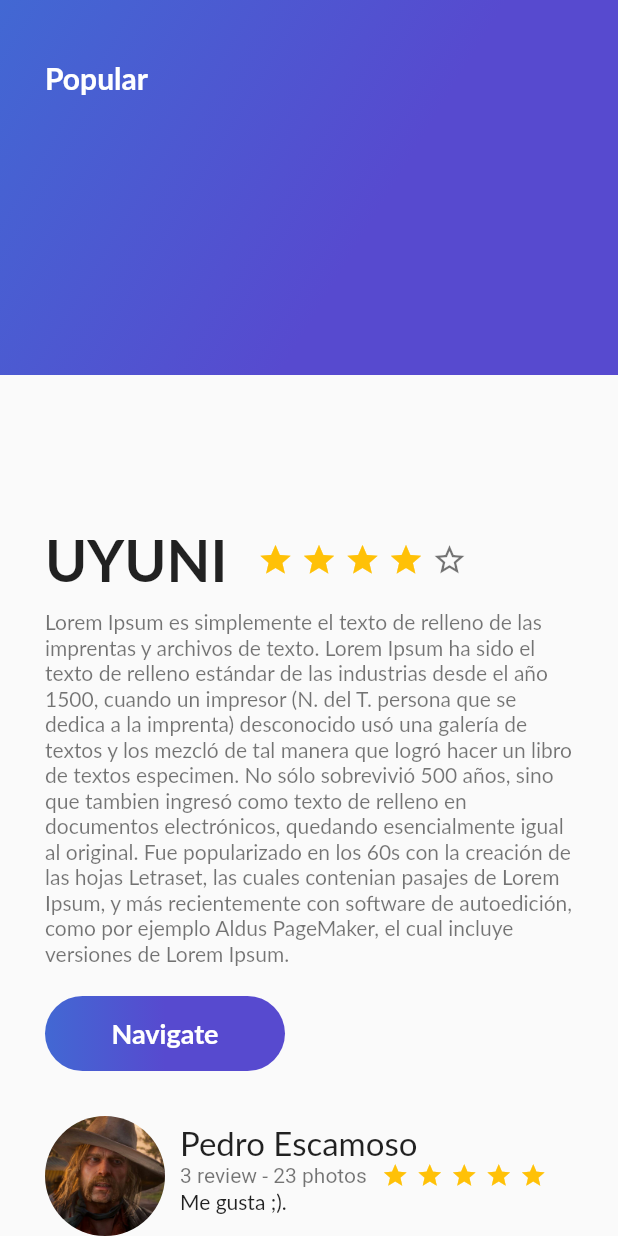
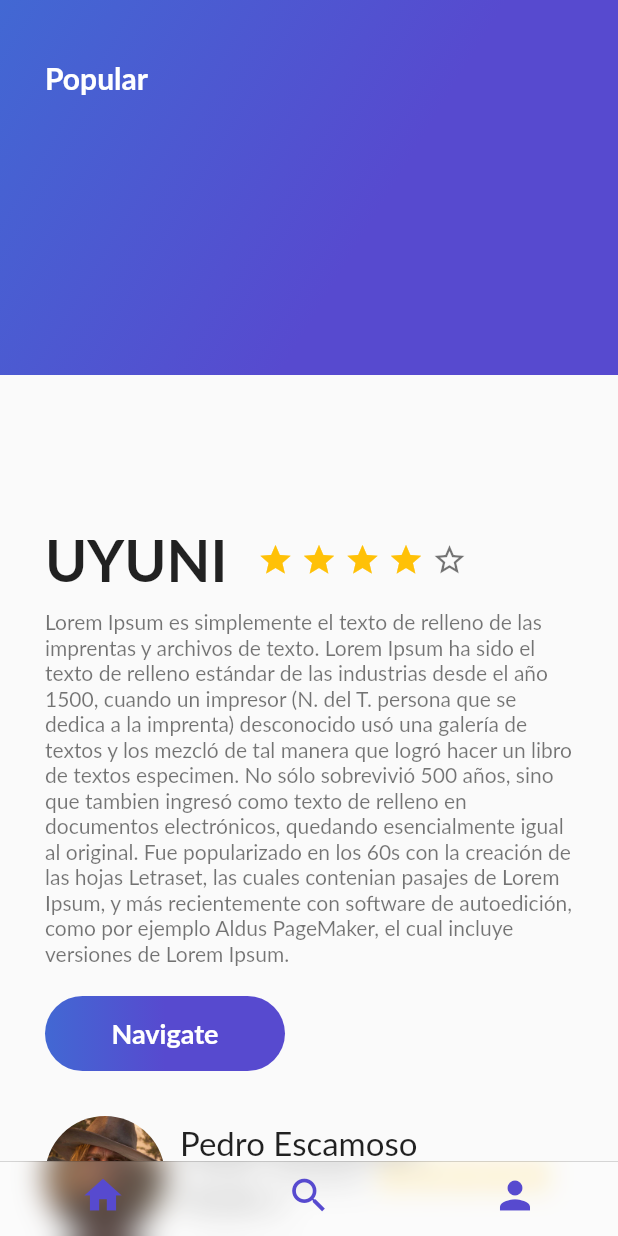
Before and after one commit to VFZambrana/proyecto-places, a Flutter app: the screen it shows after launch, on a phone screen of 412 x 824 dp. Run offline on Flutter 3.47's test engine with Material 2 defaults, Android fonts, the phone set to English and light mode, and no system bars; Roboto replaces fonts that are missing (Lato, lato).

Commit message:
Practica - BottomNavigationBar y CupertinoTabScaffold

```diff
--- a/lib/main.dart
+++ b/lib/main.dart
@@ -1,4 +1,6 @@
 import 'package:flutter/material.dart';
+import 'package:places_proyecto/places.dart';
+import 'package:places_proyecto/places_cupertino.dart';
 
 import 'home.dart';
 
@@ -15,7 +17,7 @@ class MyApp extends StatelessWidget {
           primarySwatch: Colors.blue,
           visualDensity: VisualDensity.adaptivePlatformDensity
       ),
-      home: MyHome(),
+      home: PlacesCupertino(),
     );
   }
 }
--- /dev/null
+++ b/lib/places_cupertino.dart
@@ -0,0 +1,68 @@
+import 'package:flutter/material.dart';
+import 'package:flutter/cupertino.dart';
+import 'package:places_proyecto/Home.dart';
+import 'package:places_proyecto/profile_places.dart';
+import 'package:places_proyecto/search_places.dart';
+
+
+
+class PlacesCupertino extends StatelessWidget{
+  @override
+  Widget build(BuildContext context) {
+    final places = Scaffold(
+      bottomNavigationBar: CupertinoTabScaffold(
+        tabBar: CupertinoTabBar(
+          backgroundColor: Colors.white.withAlpha(50),
+          items:[
+            BottomNavigationBarItem(
+                icon: Icon(
+                  Icons.home,
+                  color: Color(0xFF574ACF),
+                )
+            ),
+            BottomNavigationBarItem(
+                icon: Icon(
+                  Icons.search,
+                  color: Color(0xFF574ACF),
+                )
+            ),
+            BottomNavigationBarItem(
+                icon: Icon(
+                  Icons.person,
+                  color: Color(0xFF574ACF),
+                )
+            ),
+          ],
+        ),
+        tabBuilder: (BuildContext context, int index){
+          CupertinoTabView cupertinoTabView;
+
+          switch(index){
+            case 0:
+              cupertinoTabView = CupertinoTabView(
+                builder:(BuildContext context)=> MyHome(),
+              );
+
+              break;
+            case 1:
+              cupertinoTabView = CupertinoTabView(
+                builder:(BuildContext context)=> SearchPlaces(),
+              );
+
+              break;
+            case 2:
+              cupertinoTabView = CupertinoTabView(
+                builder:(BuildContext context)=> ProfilePlaces(),
+              );
+
+              break;
+          }
+          return cupertinoTabView;
+      }
+      ) ,
+
+    );
+
+    return places;
+  }
+}
```
Also changed, not shown: lib/places.dart (added, +72 -0 lines), lib/profile_places.dart (added, +10 -0 lines), lib/search_places.dart (added, +10 -0 lines), pubspec.lock.
